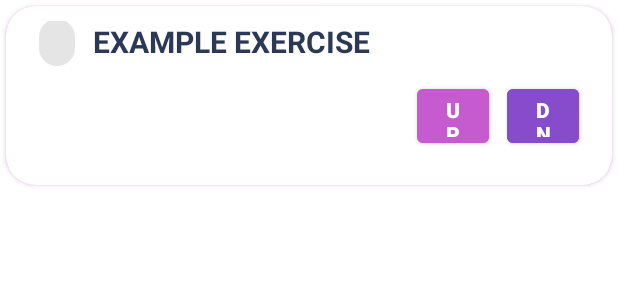
After one commit to OverlordAlex/Fitocrazy, an Android app: the layout row_workout_exercise_moving.xml on its own in the app's theme, with its tools: preview values and no code run, on a phone screen of 412 x 824 dp. The commit adds this screen. Shown: the top 300 px of the screen. Run offline under Robolectric (Android 15) with nearby library versions, the phone set to English and light mode, and no system bars.

Commit message:
Added ability to edit workout order

```diff
--- a/app/src/main/java/com/itsabugnotafeature/fitocrazy/HomepageActivity.kt
+++ b/app/src/main/java/com/itsabugnotafeature/fitocrazy/HomepageActivity.kt
@@ -28,7 +28,7 @@ class HomepageActivity : AppCompatActivity() {
         // menu should be considered as top level destinations.
         val appBarConfiguration = AppBarConfiguration(
             setOf(
-                R.id.navigation_workoutList, R.id.navigation_exerciseAndComponents, R.id.navigation_notifications
+                R.id.navigation_workoutList, R.id.navigation_exerciseAndComponents, R.id.navigation_profile
             )
         )
         setupActionBarWithNavController(navController, appBarConfiguration)
--- a/app/src/main/java/com/itsabugnotafeature/fitocrazy/common/ExerciseDB.kt
+++ b/app/src/main/java/com/itsabugnotafeature/fitocrazy/common/ExerciseDB.kt
@@ -232,7 +232,6 @@ data class Workout(
 @Dao
 interface ExerciseDao {
 // do joins need @Transaction ?
-// E.exerciseId, group_concat(CM.name, " ")
 
     @Query("SELECT EM.exerciseId, displayName, basePoints, bodyPartChips FROM exerciseexercisecomponentcrossref CR JOIN exercisemodel EM ON EM.exerciseId=CR.exerciseId WHERE CR.componentId = :componentId")
     suspend fun getExerciseDetailsWithComponent(componentId: Long): List<ExerciseModel>
@@ -244,6 +243,9 @@ interface ExerciseDao {
     //@Transaction
     @Query("SELECT * FROM ExerciseModel")
     suspend fun getExercises(): List<ExerciseWithComponentModel>
+
+    @Query("SELECT COUNT(*) FROM Exercise WHERE exerciseModelId = :exerciseModelId LIMIT 1")
+    suspend fun getExerciseCount(exerciseModelId: Long): Int?
 
     @Query("SELECT * FROM ExerciseComponentModel WHERE componentId = :id")
     suspend fun getExercise(id: Long): ExerciseComponentModel?
--- a/app/src/main/java/com/itsabugnotafeature/fitocrazy/ui/notifications/NotificationsViewModel.kt
+++ b/app/src/main/java/com/itsabugnotafeature/fitocrazy/ui/notifications/NotificationsViewModel.kt
@@ -7,7 +7,7 @@ import androidx.lifecycle.ViewModel
 class NotificationsViewModel : ViewModel() {
 
     private val _text = MutableLiveData<String>().apply {
-        value = "This is notifications Fragment"
+        value = "Profile Fragment under construction"
     }
     val text: LiveData<String> = _text
 }
--- a/app/src/main/res/layout/activity_workout.xml
+++ b/app/src/main/res/layout/activity_workout.xml
@@ -37,7 +37,7 @@
                 android:textSize="24sp" />
 
             <Button
-                android:id="@+id/btn_editWorkoutDate"
+                android:id="@+id/btn_editWorkoutOrder"
                 android:layout_width="wrap_content"
                 android:layout_height="wrap_content"
                 android:layout_gravity="center"
--- /dev/null
+++ b/app/src/main/res/layout/row_workout_exercise_moving.xml
@@ -0,0 +1,95 @@
+<?xml version="1.0" encoding="utf-8"?>
+<androidx.cardview.widget.CardView xmlns:android="http://schemas.android.com/apk/res/android"
+    xmlns:app="http://schemas.android.com/apk/res-auto"
+    android:layout_width="match_parent"
+    android:layout_height="wrap_content"
+    android:id="@+id/card_workoutRow"
+    android:layout_margin="4dp"
+    android:minHeight="100dp"
+    android:outlineSpotShadowColor="@color/purple_main"
+    app:cardCornerRadius="20dp">
+
+    <androidx.constraintlayout.widget.ConstraintLayout
+        android:id="@+id/layout_workoutRowConstraint"
+        android:layout_width="match_parent"
+        android:layout_height="wrap_content"
+        android:layout_margin="2dp"
+        android:background="#FFFFFF"
+        android:minHeight="100dp"
+        android:padding="8dp">
+
+        <com.google.android.material.chip.Chip
+            android:id="@+id/chip_exercisePoints"
+            android:layout_width="wrap_content"
+            android:layout_height="wrap_content"
+            android:visibility="visible"
+            app:layout_constraintBottom_toBottomOf="@id/label_exerciseNameOnCard"
+            app:layout_constraintEnd_toStartOf="@id/label_exerciseNameOnCard"
+            app:layout_constraintStart_toStartOf="parent"
+            app:layout_constraintTop_toTopOf="parent" />
+
+        <TextView
+            android:id="@+id/label_exerciseNameOnCard"
+            android:layout_width="wrap_content"
+            android:layout_height="wrap_content"
+            android:text="EXAMPLE EXERCISE"
+            android:textColor="@color/slate_dark"
+            android:textSize="20sp"
+            android:textStyle="bold"
+            app:layout_constraintStart_toEndOf="@+id/chip_exercisePoints"
+            app:layout_constraintTop_toTopOf="parent" />
+
+        <com.google.android.material.chip.ChipGroup
+            android:id="@+id/chipGroup_exerciseTags"
+            android:layout_width="wrap_content"
+            android:layout_height="wrap_content"
+            android:layout_marginStart="6dp"
+            android:visibility="visible"
+            app:layout_constraintBottom_toBottomOf="@id/btn_moveSetUpInExercise"
+            app:layout_constraintStart_toEndOf="@id/btn_moveSetUpInExercise"
+            app:layout_constraintStart_toStartOf="parent"
+            app:layout_constraintTop_toTopOf="@id/btn_moveSetUpInExercise">
+
+        </com.google.android.material.chip.ChipGroup>
+
+        <Button
+            android:id="@+id/btn_moveSetUpInExercise"
+            android:layout_width="wrap_content"
+            android:layout_height="wrap_content"
+            android:layout_margin="12dp"
+            android:width="48dp"
+            android:height="48dp"
+            android:backgroundTint="@color/blue_secondary"
+            android:maxWidth="48dp"
+            android:maxHeight="48dp"
+            android:minWidth="48dp"
+            android:minHeight="48dp"
+            android:text="UP"
+            android:textColor="@color/white"
+            android:textStyle="bold"
+            app:layout_constraintBottom_toBottomOf="parent"
+            app:layout_constraintEnd_toStartOf="@id/btn_moveSetDownInExercise"
+            app:layout_constraintHorizontal_bias="1.0"
+            app:layout_constraintStart_toEndOf="@id/chipGroup_exerciseTags"
+            app:layout_constraintTop_toBottomOf="@id/label_exerciseNameOnCard" />
+
+        <Button
+            android:id="@+id/btn_moveSetDownInExercise"
+            android:layout_width="wrap_content"
+            android:layout_height="wrap_content"
+            android:layout_margin="12dp"
+            android:width="48dp"
+            android:height="48dp"
+            android:backgroundTint="@color/blue_accent"
+            android:maxWidth="48dp"
+            android:maxHeight="48dp"
+            android:minWidth="48dp"
+            android:minHeight="48dp"
+            android:text="DN"
+            android:textColor="@color/white"
+            android:textStyle="bold"
+            app:layout_constraintBottom_toBottomOf="parent"
+            app:layout_constraintEnd_toEndOf="parent"
+            app:layout_constraintTop_toBottomOf="@id/label_exerciseNameOnCard" />
+    </androidx.constraintlayout.widget.ConstraintLayout>
+</androidx.cardview.widget.CardView>
--- a/app/src/main/res/navigation/mobile_navigation.xml
+++ b/app/src/main/res/navigation/mobile_navigation.xml
@@ -17,8 +17,8 @@
         tools:layout="@layout/fragment_exercise_and_components" />
 
     <fragment
-        android:id="@+id/navigation_notifications"
+        android:id="@+id/navigation_profile"
         android:name="com.itsabugnotafeature.fitocrazy.ui.notifications.NotificationsFragment"
-        android:label="@string/title_notifications"
+        android:label="@string/title_profile"
         tools:layout="@layout/fragment_notifications" />
 </navigation>
--- a/app/src/main/res/values/strings.xml
+++ b/app/src/main/res/values/strings.xml
@@ -37,7 +37,6 @@
     <string name="exercise_last_seen_never">[never done]</string>
     <string name="btn_edit">Edit</string>
 
-    <string name="title_notifications">Notifications</string>
-    <string name="title_activity_homepage">HomepageActivity</string>
+    <string name="title_profile">Profile</string>
 
 </resources>
```
Also changed, not shown: app/src/main/java/com/itsabugnotafeature/fitocrazy/ui/exercises_and_components/ExerciseAndComponents.kt (+7 -2 lines), app/src/main/java/com/itsabugnotafeature/fitocrazy/ui/home/workout/WorkoutActivity.kt (+73 -28 lines), app/src/main/res/layout/row_exercise_component.xml (+10 -0 lines), app/src/main/res/menu/bottom_nav_menu.xml (+4 -4 lines), 2 other files.
